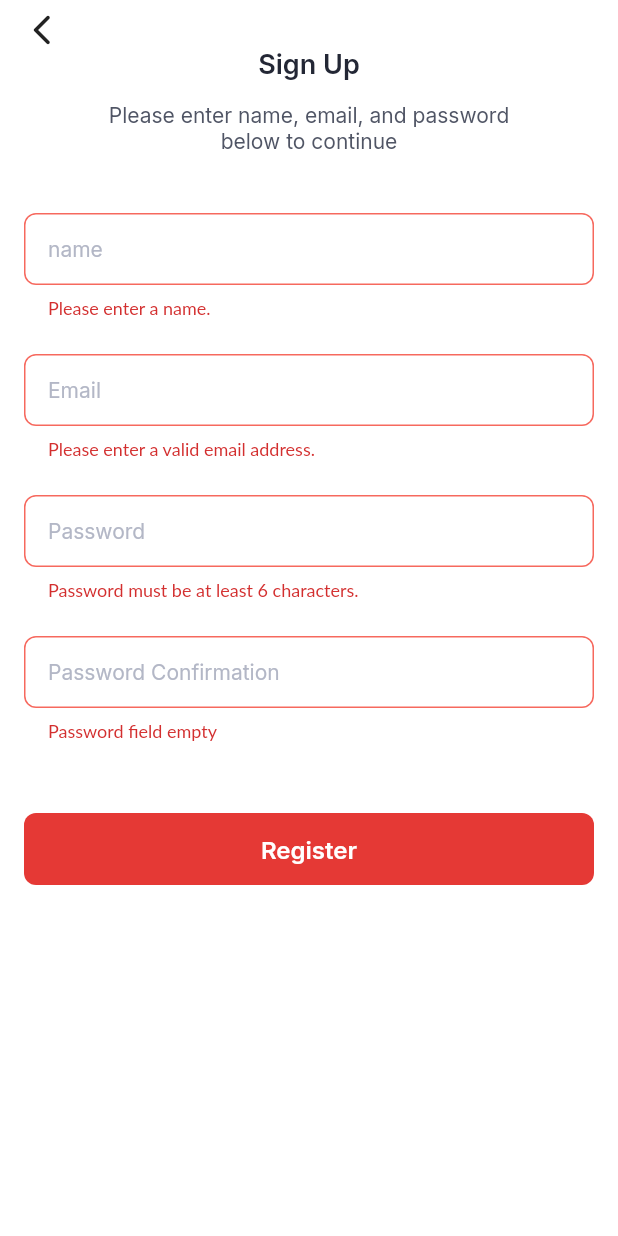
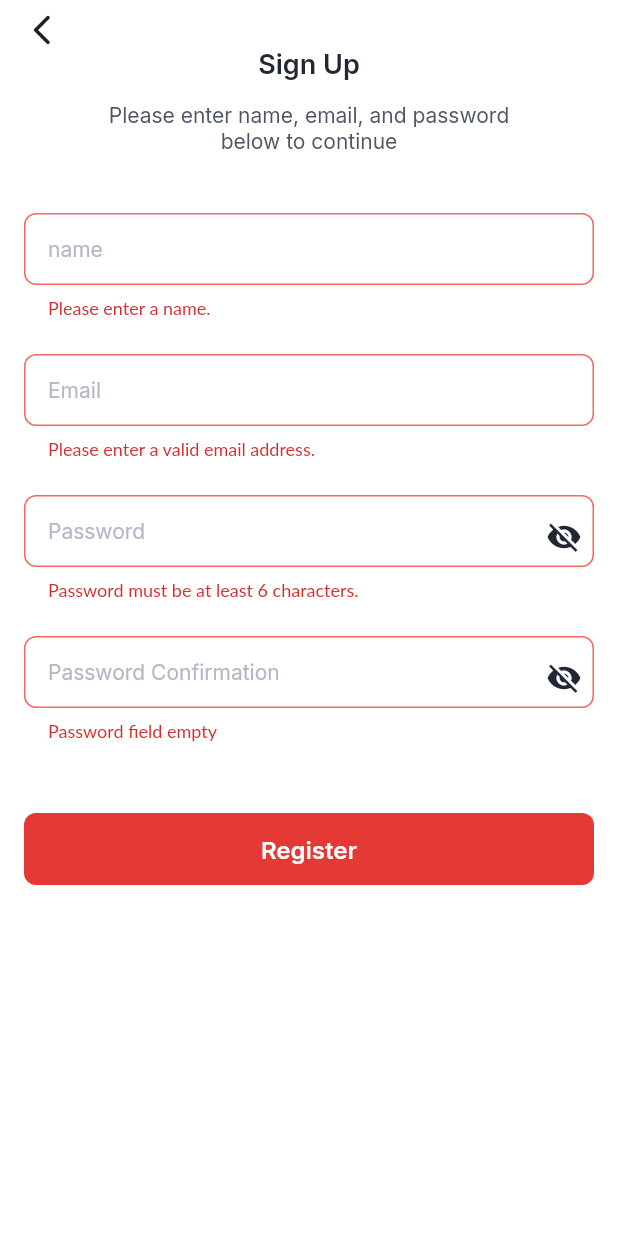
Before and after one commit to farlinahrul/fan_simple_app, a Flutter app: the RegisterPage screen opened by its route, after a tap on "Register", on a phone screen of 412 x 824 dp. Run offline on Flutter 3.47's test engine with Material 2 defaults, Android fonts, the phone set to English and light mode, and no system bars; our stand-ins replace dio, equatable, firebase_auth, firebase_core, flutter_secure_storage, freezed_annotation and 6 more; accounts and stored records are empty; generated files the repository leaves out were written again; network calls fail; Roboto replaces fonts that are missing (Lato); statements that could not run were skipped.

Commit message:
enhance(register): enhance ui

```diff
--- a/lib/feature/register/register_controller.dart
+++ b/lib/feature/register/register_controller.dart
@@ -11,6 +11,19 @@ class RegisterController extends BaseObjectController {
   TextEditingController passwordController = TextEditingController();
   TextEditingController passwordConfirmationController =
       TextEditingController();
+
+  bool hidePassword = true;
+  bool hidePasswordConfirmation = true;
+
+  void tooglePasswordVisibility() {
+    hidePassword = !hidePassword;
+    update();
+  }
+
+  void tooglePasswordConfirmationVisibility() {
+    hidePassword = !hidePassword;
+    update();
+  }
 
   String? validatePasswordConfirmation() {
     if (passwordController.text.isEmpty) {
--- a/lib/feature/register/register_page.dart
+++ b/lib/feature/register/register_page.dart
@@ -2,7 +2,6 @@ import 'package:flutter/material.dart';
 import 'package:get/get.dart';
 
 import '../../resources/resources.dart';
-import '../../routes/page_names.dart';
 import '../../utils/helper/constant.dart';
 import '../../utils/helper/validator.dart';
 import '../../utils/widget/form/form_input_field_with_label.dart';
@@ -99,7 +98,7 @@ class RegisterPage extends StatelessWidget {
                         onTap: () {},
                         maxLines: 1,
                       ),
-                      SizedBox(height: 24),
+                      const SizedBox(height: 24),
                       AnimatedSwitcher(
                         duration: const Duration(milliseconds: 250),
                         child: controller.emailController.text != ""
@@ -133,7 +132,7 @@ class RegisterPage extends StatelessWidget {
                         onTap: () {},
                         maxLines: 1,
                       ),
-                      SizedBox(height: 24),
+                      const SizedBox(height: 24),
                       AnimatedSwitcher(
                         duration: const Duration(milliseconds: 250),
                         child: controller.passwordController.text != ""
@@ -157,18 +156,30 @@ class RegisterPage extends StatelessWidget {
                       FormInputFieldWithLabel(
                         enabled: !controller.isLoading,
                         controller: controller.passwordController,
-                        iconSuffix: null,
                         labelText: 'txt_password'.tr,
                         errorText: null,
                         validator: Validator().password,
-                        obscureText: false,
                         onChanged: (value) => controller.update(),
                         onSaved: (value) =>
                             controller.passwordController.text = value!,
                         onTap: () {},
                         maxLines: 1,
+                        iconSuffix: SizedBox(
+                          height: 16,
+                          width: 16,
+                          child: IconButton(
+                              color: Resources.color.textHeadLine,
+                              padding: EdgeInsets.zero,
+                              icon: controller.hidePassword
+                                  ? const Icon(Icons.visibility_off)
+                                  : const Icon(Icons.visibility),
+                              onPressed: () => {
+                                    controller.tooglePasswordVisibility(),
+                                  }),
+                        ),
+                        obscureText: controller.hidePassword,
                       ),
-                      SizedBox(height: 24),
+                      const SizedBox(height: 24),
                       AnimatedSwitcher(
                         duration: const Duration(milliseconds: 250),
                         child: controller.passwordConfirmationController.text !=
@@ -194,13 +205,26 @@ class RegisterPage extends StatelessWidget {
                       FormInputFieldWithLabel(
                         enabled: !controller.isLoading,
                         controller: controller.passwordConfirmationController,
-                        iconSuffix: null,
                         labelText: 'txt_password_confirmation'.tr,
                         errorText: null,
                         validator: (val) {
                           return controller.validatePasswordConfirmation();
                         },
-                        obscureText: false,
+                        iconSuffix: SizedBox(
+                          height: 16,
+                          width: 16,
+                          child: IconButton(
+                              color: Resources.color.textHeadLine,
+                              padding: EdgeInsets.zero,
+                              icon: controller.hidePasswordConfirmation
+                                  ? const Icon(Icons.visibility_off)
+                                  : const Icon(Icons.visibility),
+                              onPressed: () => {
+                                    controller
+                                        .tooglePasswordConfirmationVisibility(),
+                                  }),
+                        ),
+                        obscureText: controller.hidePasswordConfirmation,
                         onChanged: (value) => controller.update(),
                         onSaved: (value) => controller
                             .passwordConfirmationController.text = value!,
```
